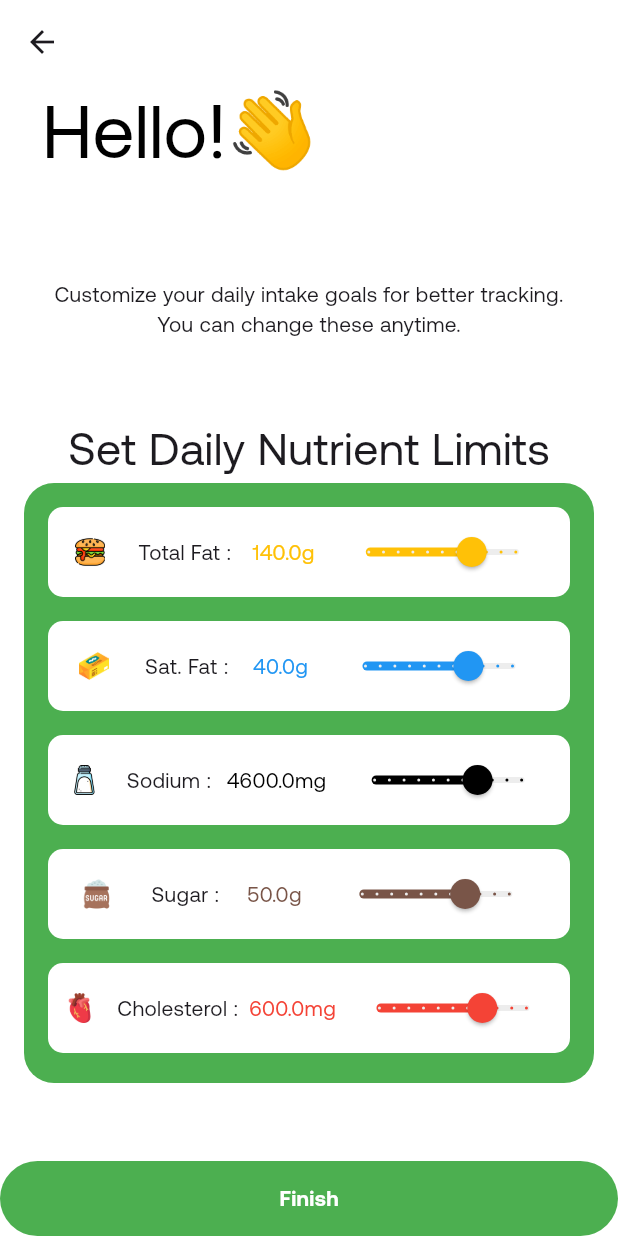
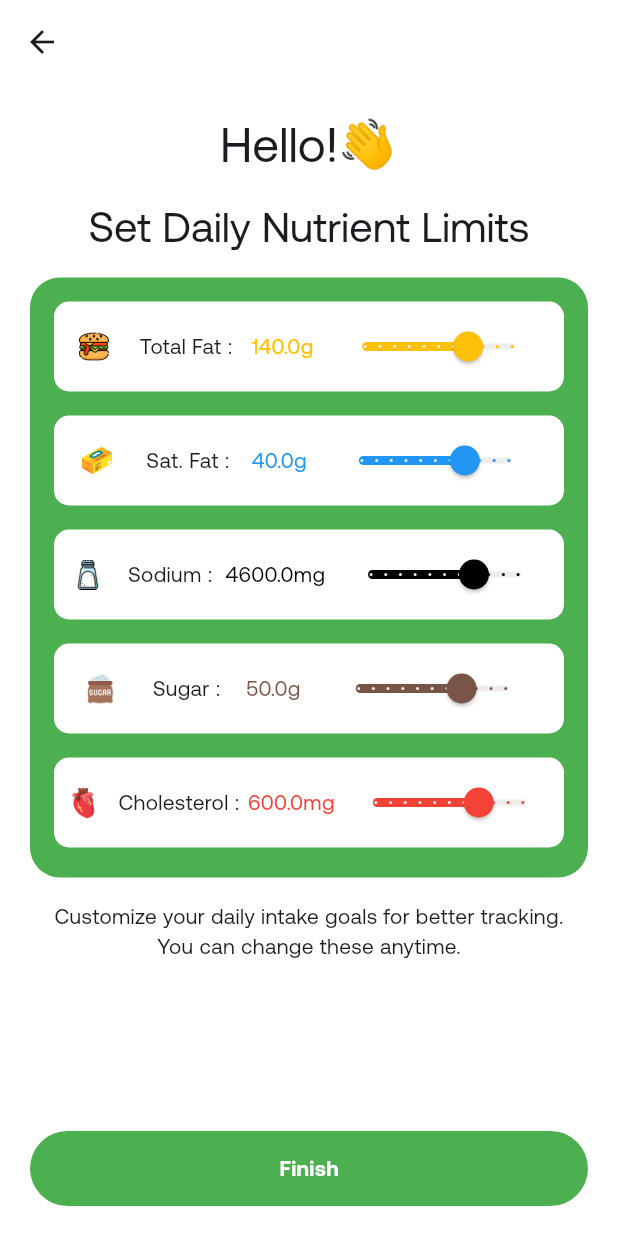
Before and after one commit to KojoBoakyeJnr/ChowChek, a Flutter app: the SetNutrientGoal screen opened by its route, on a phone screen of 412 x 824 dp. Run offline on Flutter 3.47's test engine with Material 3 defaults, Android fonts, the phone set to English and light mode, and no system bars; our stand-ins replace firebase_auth, firebase_core, flutter_dotenv, shared_preferences; accounts and stored records are empty.

Commit message:
layout refactoring

```diff
--- a/lib/utils/app_strings.dart
+++ b/lib/utils/app_strings.dart
@@ -71,7 +71,7 @@ class AppStrings {
   static const String nutrientLimitKey = "nutrientLimits";
   static const String usernameKey = "userName";
   static const String usernameHintText = "Nickname";
-  static const String hello = "Hello!👋\n";
+  static const String hello = "Hello!👋";
   static const String mealNumberKey = "mealNumber";
   static const String todayLabel = "Today";
   static const String savedLabel = "Saved";
--- a/lib/views/onboarding/set_nutrient_goal.dart
+++ b/lib/views/onboarding/set_nutrient_goal.dart
@@ -51,72 +51,38 @@ class _SetNutrientGoalState extends State<SetNutrientGoal> {
             backgroundColor: AppColors.primaryWhite,
             appBar: AppBar(backgroundColor: AppColors.primaryWhite),
             body: SafeArea(
+              child: Padding(
+                padding: const EdgeInsets.symmetric(
+                  vertical: 20.0,
+                  horizontal: 20,
+                ),
                 child: Column(
                   mainAxisAlignment: MainAxisAlignment.spaceBetween,
                   children: [
-                  Padding(
-                    padding: const EdgeInsets.all(8.0),
-                    child: Column(
-                      crossAxisAlignment: CrossAxisAlignment.center,
+                    Column(
                       children: [
-                        SizedBox(
-                          width: double.infinity,
-
-                          child: Padding(
-                            padding: const EdgeInsets.only(left: 20.0),
-                            child: RichText(
-                              text: TextSpan(
-                                style: const TextStyle(
-                                  fontFamily: "Aeonik",
-                                  fontSize: 50,
-                                  fontWeight: FontWeight.w400,
-                                  height: 1,
-                                  color: Colors.black,
+                        Text(
+                          textAlign: TextAlign.center,
+                          "${AppStrings.hello}  ${model.userName}",
+                          style: Theme.of(context).textTheme.headlineLarge,
                         ),
-                                children: [
-                                  const TextSpan(text: AppStrings.hello),
-                                  TextSpan(
-                                    text: model.userName,
-                                    style: const TextStyle(
-                                      fontWeight: FontWeight.w400,
+                        SizedBox(height: 16),
+                        Text(
+                          textAlign: TextAlign.center,
+                          AppStrings.setDailyNutrientsLimit,
+                          style: Theme.of(context).textTheme.headlineMedium,
                         ),
-                                  ),
-                                ],
-                              ),
-                            ),
-                          ),
-                        ),
-                        Padding(
-                          padding: const EdgeInsets.all(20.0),
-                          child: Text(
+                        SizedBox(height: 16),
+                        NutrientMeter(),
+                        SizedBox(height: 16),
+                        Text(
                           textAlign: TextAlign.center,
                           style: TextStyle(),
                           AppStrings.customizeYourDaily,
                         ),
-                        ),
-                        Padding(
-                          padding: const EdgeInsets.only(top: 30.0),
-                          child: Column(
-                            crossAxisAlignment: CrossAxisAlignment.center,
-                            children: [
-                              Padding(
-                                padding: const EdgeInsets.all(8.0),
-                                child: Text(
-                                  AppStrings.setDailyNutrientsLimit,
-                                  style: TextStyle(
-                                    fontSize: 30,
-                                    fontWeight: FontWeight.w400,
-                                    height: 1,
-                                  ),
-                                ),
-                              ),
-                              NutrientMeter(),
                       ],
                     ),
-                        ),
-                      ],
-                    ),
-                  ),
+
                     AppButton(
                       buttonName: AppStrings.finish,
                       onclick: () {
@@ -131,6 +97,7 @@ class _SetNutrientGoalState extends State<SetNutrientGoal> {
                 ),
               ),
             ),
+          ),
     );
   }
 }
```
Lines whose indentation alone changed are shown as unchanged.
